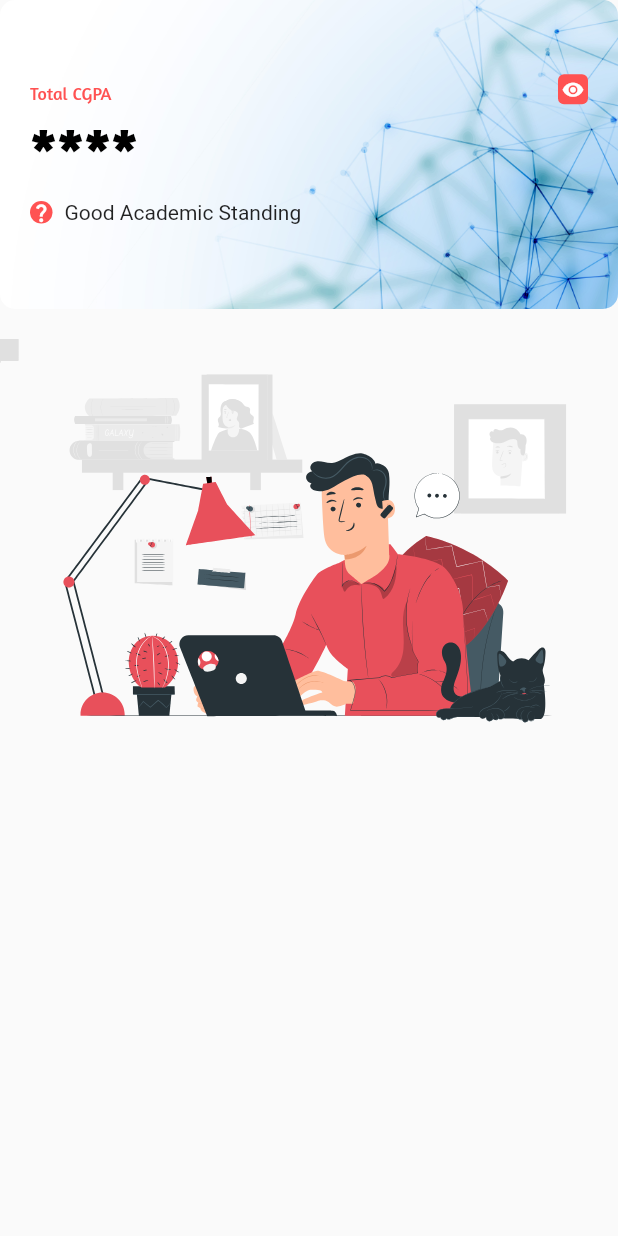
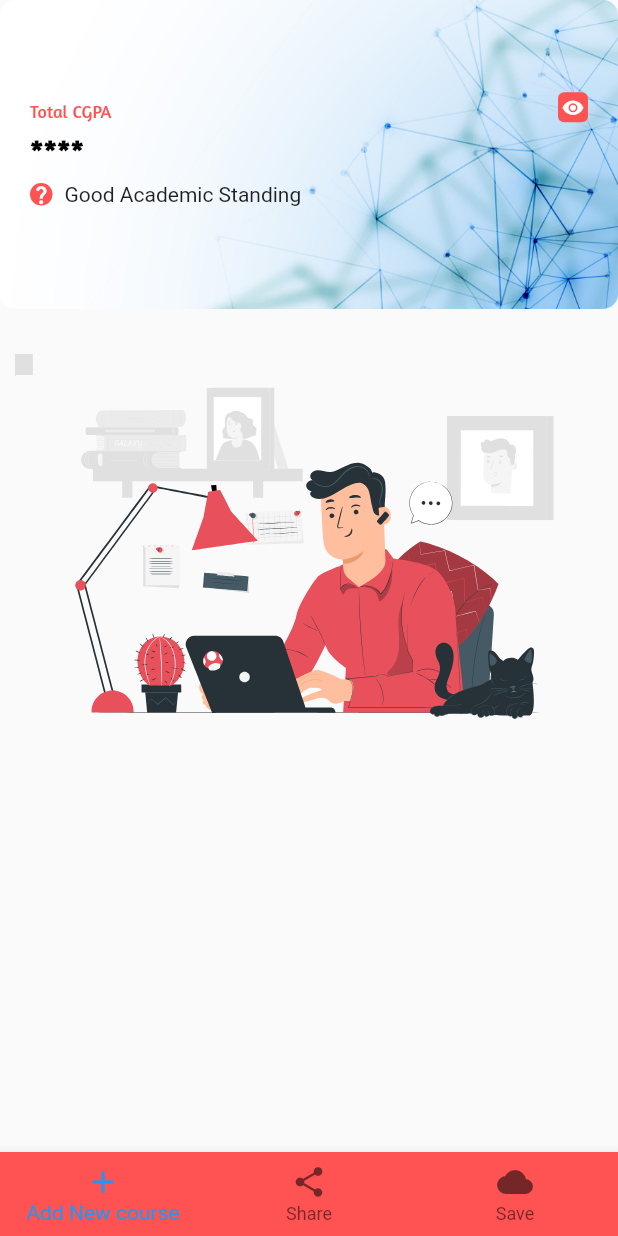
Before and after one commit to Ambrosekol/cgpa_calculator_app, a Flutter app: the Dashboard screen opened directly with empty values, on a phone screen of 412 x 824 dp. Run offline on Flutter 3.47's test engine with Material 2 defaults, Android fonts, the phone set to English and light mode, and no system bars; our stand-ins replace fl_chart, lottie.

Commit message:
modified yearCard and dashBoard

```diff
--- a/lib/screens/dashboard.dart
+++ b/lib/screens/dashboard.dart
@@ -22,6 +22,7 @@ class _DashboardState extends State<Dashboard> {
   @override
   Widget build(BuildContext context) {
     return Scaffold(
+      bottomNavigationBar: navBar(),
       body: Column(
         children: [
           Container(
@@ -82,7 +83,7 @@ class _DashboardState extends State<Dashboard> {
                   cgpaIsHidden ? demoCgpa : '****',
                   style: const TextStyle(
                     color: Colors.black,
-                    fontSize: 40,
+                    fontSize: 20,
                     fontWeight: FontWeight.bold,
                     fontFamily: 'Amaranth',
                   ),
@@ -120,9 +121,6 @@ class _DashboardState extends State<Dashboard> {
           // ),
           const SizedBox(height: 10.0),
           // const Chart(),
-          Lottie.asset(
-            'assets/35269-the-guy-with-the-cat-at-the-computer.json',
-          ),
           Expanded(
             child: ListView(
               padding: const EdgeInsets.all(10),
@@ -135,10 +133,15 @@ class _DashboardState extends State<Dashboard> {
   }
 
   List<Widget> yearListStatus() {
-    List<Widget> widgets = [];
-    for (int i = 0; i < widget.yearsInCollege; i++) {
-      widgets.add(YearCard(id: i));
+    List<Widget> widgets = [
+      Lottie.asset(
+        'assets/35269-the-guy-with-the-cat-at-the-computer.json',
+      )
+    ];
+    for (int i = 1; i < widget.yearsInCollege + 1; i++) {
+      widgets.add(YearCard(id: i - 1));
     }
+
     return widgets;
   }
 
@@ -183,4 +186,16 @@ class _DashboardState extends State<Dashboard> {
       onTap: () {},
     );
   }
+
+  BottomNavigationBar navBar() {
+    List<BottomNavigationBarItem> baritem = const [
+      BottomNavigationBarItem(icon: Icon(Icons.add), label: 'Add New course'),
+      BottomNavigationBarItem(icon: Icon(Icons.share), label: 'Share'),
+      BottomNavigationBarItem(icon: Icon(Icons.cloud), label: 'Save')
+    ];
+    return BottomNavigationBar(
+      items: baritem,
+      backgroundColor: Colors.redAccent,
+    );
+  }
 }
--- a/lib/widget/yearcard.dart
+++ b/lib/widget/yearcard.dart
@@ -22,7 +22,7 @@ class _YearCardState extends State<YearCard> {
         borderRadius: BorderRadius.circular(15),
         // color: Colors.redAccent,
         gradient: const LinearGradient(
-          stops: [0.5, 0.2],
+          stops: [0.6, 0.2],
           colors: [Colors.white, Colors.blue],
           begin: Alignment.topLeft,
           end: Alignment.bottomRight,
```
